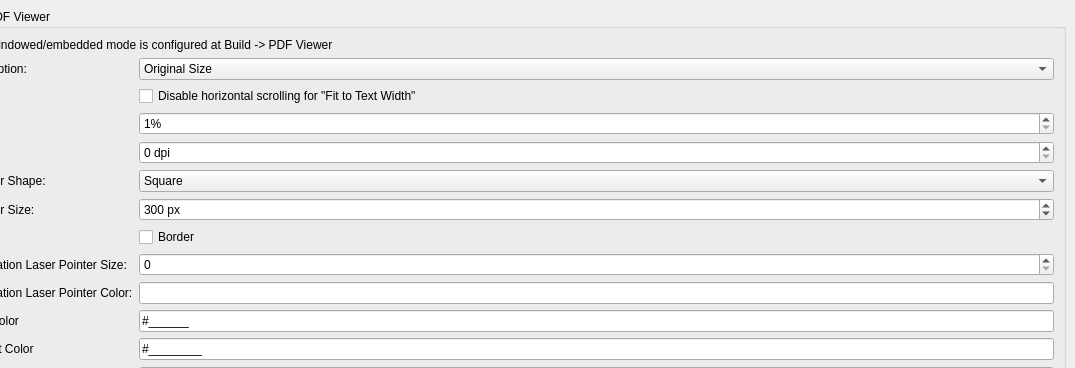
Above: src/configdialog.ui from texstudio-org/texstudio before the change; both pictures show x 303 to 1378 and y 0 to 368 of the 1378 by 864 pixel window. Below: the same form after it.
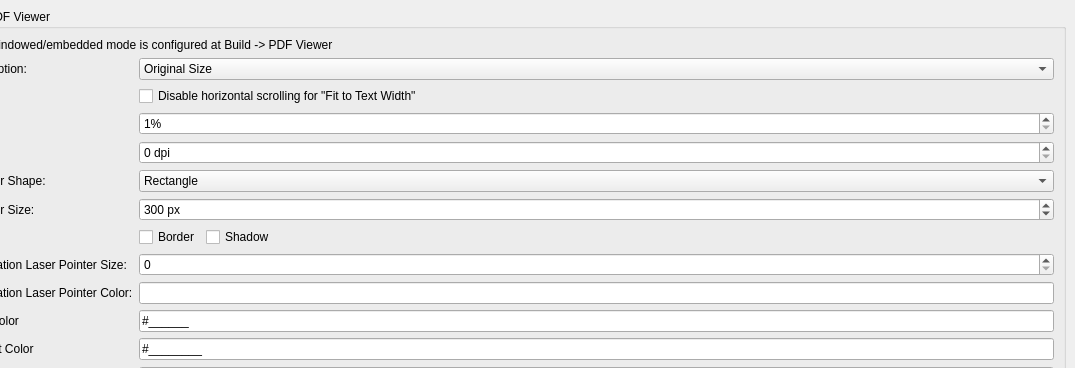
That is the form after the change. The open tabs and pages were chosen to show the change. Icons and pictures are not drawn.

Commit message: rectangular magnifier with shadow

The edit to the form file:
```diff
--- a/src/configdialog.ui
+++ b/src/configdialog.ui
@@ -4311,7 +4311,7 @@
                    <widget class="QComboBox" name="comboBoxPreviewMagnifierShape">
                     <item>
                      <property name="text">
-                      <string>Square</string>
+                      <string>Rectangle</string>
                      </property>
                     </item>
                     <item>
@@ -4373,11 +4373,35 @@
                    </widget>
                   </item>
                   <item row="7" column="1">
+                   <layout class="QHBoxLayout" name="HBoxLayout_magnifier">
+                    <item>
                    <widget class="QCheckBox" name="checkBoxPreviewMagnifierBorder">
                     <property name="text">
                      <string>Border</string>
                     </property>
                    </widget>
+                    </item>
+                    <item>
+                     <widget class="QCheckBox" name="checkBoxPreviewMagnifierShadow">
+                      <property name="text">
+                       <string>Shadow</string>
+                      </property>
+                     </widget>
+                    </item>
+                    <item>
+                     <spacer>
+                      <property name="orientation">
+                       <enum>Qt::Horizontal</enum>
+                      </property>
+                      <property name="sizeHint" stdset="0">
+                       <size>
+                        <width>0</width>
+                        <height>0</height>
+                       </size>
+                      </property>
+                     </spacer>
+                    </item>
+                   </layout>
                   </item>
                   <item row="1" column="1">
                    <widget class="QComboBox" name="comboBoxPreviewScale">
```
Left out of the diff: 5 changed lines with no effect on the pictures. Lines whose indentation alone changed are shown as unchanged. The commit also changes 4 other files.
